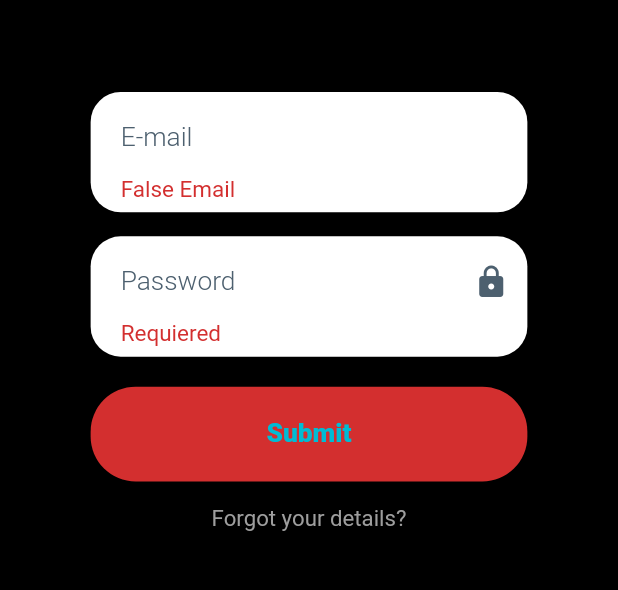
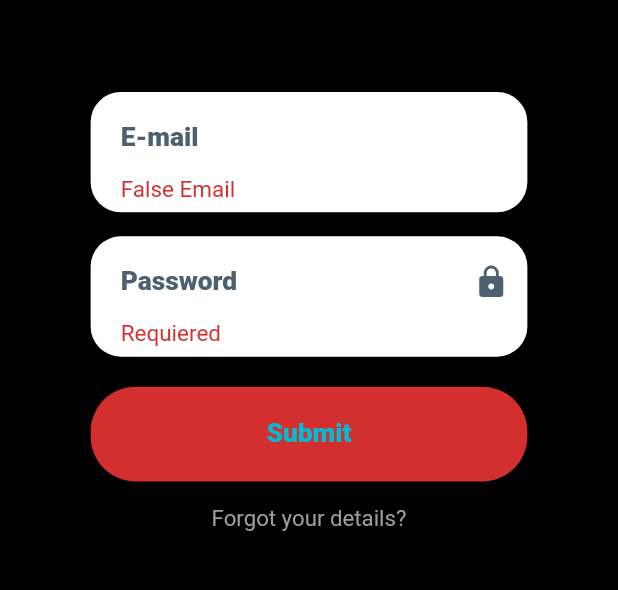
Before and after one commit to PavloKonopadaDev/conrealityMenu, a Flutter app: the SignInForm screen opened directly, on a phone screen of 412 x 824 dp, the part 463-1053 px from its top. Run offline on Flutter 3.47's test engine with Material 2 defaults, Android fonts, the light colour scheme and no system bars; our stand-ins replace flutter_screenutil, flutter_spinkit; Roboto replaces fonts that are missing (TitilliumWeb); statements that could not run were skipped.

Commit message:
change fontweight

```diff
--- a/conreality_menu/lib/pages/signInPage/sign_in_form.dart
+++ b/conreality_menu/lib/pages/signInPage/sign_in_form.dart
@@ -126,7 +126,7 @@ class _SignInFormState extends State<SignInForm> {
             border: InputBorder.none,
             hintText: "E-mail",
             hintStyle: TextStyle(
-              fontWeight: FontWeight.w300,
+              fontWeight: FontWeight.w900,
               color: Color(0xff4d606f),
               fontSize: ScreenUtil().setSp(32),
             ),
@@ -166,7 +166,7 @@ class _SignInFormState extends State<SignInForm> {
           border: InputBorder.none,
           hintText: "Password",
           hintStyle: TextStyle(
-            fontWeight: FontWeight.w300,
+            fontWeight: FontWeight.w900,
             color: Color(0xff4d606f),
             fontSize: ScreenUtil().setSp(32),
           ),
```
